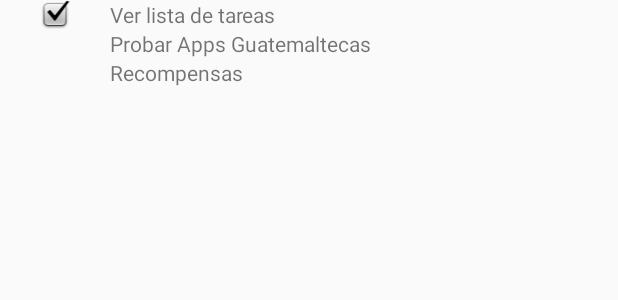
After one commit to DCplayer/EngAppsados, an Android app: the layout activity_menu_principal.xml on its own in the app's theme, with its tools: preview values and no code run, on a phone screen of 412 x 824 dp. The commit adds this screen. Shown: the top 300 px of the screen. Run offline under Robolectric (Android 15) with nearby library versions, the phone set to English and light mode, and no system bars.

Commit message:
Creando el menu principal

```diff
--- a/EngappsadosApp/app/src/main/AndroidManifest.xml
+++ b/EngappsadosApp/app/src/main/AndroidManifest.xml
@@ -10,17 +10,18 @@
         android:label="@string/app_name"
         android:supportsRtl="true"
         android:theme="@style/AppTheme">
-        <activity android:name="com.engappsados.engappsadosapp.WelcomeActivity">
+        <activity android:name=".WelcomeActivity">
             <intent-filter>
                 <action android:name="android.intent.action.MAIN" />
 
                 <category android:name="android.intent.category.LAUNCHER" />
             </intent-filter>
         </activity>
-        <activity
-            android:name="com.engappsados.engappsadosapp.MainActivity">
+        <activity android:name=".MainActivity">
             android:label="@string/title_activity_welcome"
             android:theme="@style/AppTheme.NoActionBar">
         </activity>
+        <activity android:name=".MenuPrincipalActivity"></activity>
     </application>
+
 </manifest>
--- /dev/null
+++ b/EngappsadosApp/app/src/main/java/com/engappsados/engappsadosapp/MenuPrincipalActivity.java
@@ -0,0 +1,13 @@
+package com.engappsados.engappsadosapp;
+
+import android.support.v7.app.AppCompatActivity;
+import android.os.Bundle;
+
+public class MenuPrincipalActivity extends AppCompatActivity {
+
+    @Override
+    protected void onCreate(Bundle savedInstanceState) {
+        super.onCreate(savedInstanceState);
+        setContentView(R.layout.activity_menu_principal);
+    }
+}
--- /dev/null
+++ b/EngappsadosApp/app/src/main/res/layout/activity_menu_principal.xml
@@ -0,0 +1,82 @@
+<?xml version="1.0" encoding="utf-8"?>
+<android.support.constraint.ConstraintLayout xmlns:android="http://schemas.android.com/apk/res/android"
+    xmlns:app="http://schemas.android.com/apk/res-auto"
+    xmlns:tools="http://schemas.android.com/tools"
+    android:layout_width="match_parent"
+    android:layout_height="match_parent"
+    tools:context="com.engappsados.engappsadosapp.MenuPrincipalActivity">
+
+    <LinearLayout
+        android:id="@+id/layoutMenuPrincipal"
+        android:layout_width="368dp"
+        android:layout_height="551dp"
+        android:orientation="vertical"
+        tools:layout_editor_absoluteY="8dp"
+        tools:layout_editor_absoluteX="8dp">
+        <LinearLayout
+            android:layout_width="match_parent"
+            android:layout_height="wrap_content"
+            android:orientation="horizontal">
+
+            <ImageView
+                android:layout_width="0dp"
+                android:layout_height="match_parent"
+                android:src="@android:drawable/checkbox_on_background"
+                android:layout_weight="1"/>
+            <TextView
+                android:layout_width="0dp"
+                android:layout_height="match_parent"
+                android:layout_weight="4"
+                android:text="@string/txt_menu_task"/>
+        </LinearLayout>
+
+        <LinearLayout
+            android:layout_width="match_parent"
+            android:layout_height="wrap_content"
+            android:orientation="horizontal">
+
+            <ImageView
+                android:layout_width="0dp"
+                android:layout_height="match_parent"
+                android:layout_weight="1"/>
+            <TextView
+                android:layout_width="0dp"
+                android:layout_height="match_parent"
+                android:text="@string/txt_menu_testGTApp"
+                android:layout_weight="4"/>
+        </LinearLayout>
+
+        <LinearLayout
+            android:layout_width="match_parent"
+            android:layout_height="wrap_content"
+            android:orientation="horizontal">
+
+            <ImageView
+                android:layout_width="0dp"
+                android:layout_height="match_parent"
+                android:layout_weight="1"/>
+            <TextView
+                android:layout_width="0dp"
+                android:layout_height="match_parent"
+                android:layout_weight="4"
+                android:text="@string/txt_menu_rewards"/>
+        </LinearLayout>
+
+        <LinearLayout
+            android:layout_width="match_parent"
+            android:layout_height="wrap_content"
+            android:orientation="horizontal">
+
+            <ImageView
+                android:layout_width="0dp"
+                android:layout_height="match_parent"
+                android:layout_weight="1"/>
+            <TextView
+                android:layout_width="0dp"
+                android:layout_height="match_parent"
+                android:layout_weight="4" />
+        </LinearLayout>
+
+    </LinearLayout>
+
+</android.support.constraint.ConstraintLayout>
--- a/EngappsadosApp/app/src/main/res/values/strings.xml
+++ b/EngappsadosApp/app/src/main/res/values/strings.xml
@@ -30,4 +30,8 @@
     <string name="txt_login">Login</string>
     <string name="txt_politicas">Al tocar el boton de  sign in acepta los </string>
     <string name="txt_terminosDeUso">Terminos y Condiciones</string>
+
+    <string name="txt_menu_task">Ver lista de tareas</string>
+    <string name="txt_menu_testGTApp">Probar Apps Guatemaltecas</string>
+    <string name="txt_menu_rewards">Recompensas</string>
 </resources>
```
Also changed, not shown: EngappsadosApp/app/src/main/res/layout/activity_main.xml (line endings or trailing spaces).
